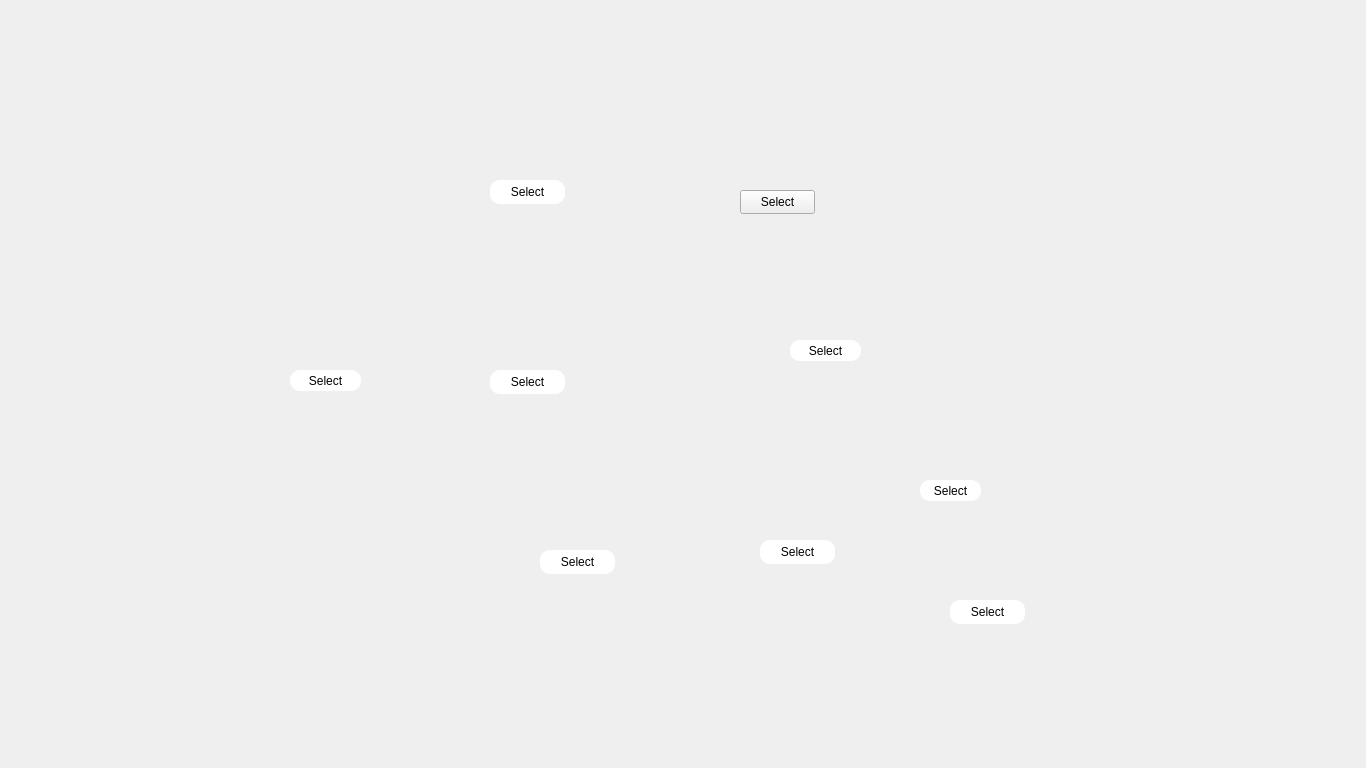
Serban8/Triviador-ModernCpp, file Triviador-ModernCpp/Triviador-client/TwoPlayersMap.ui: the form before one commit.
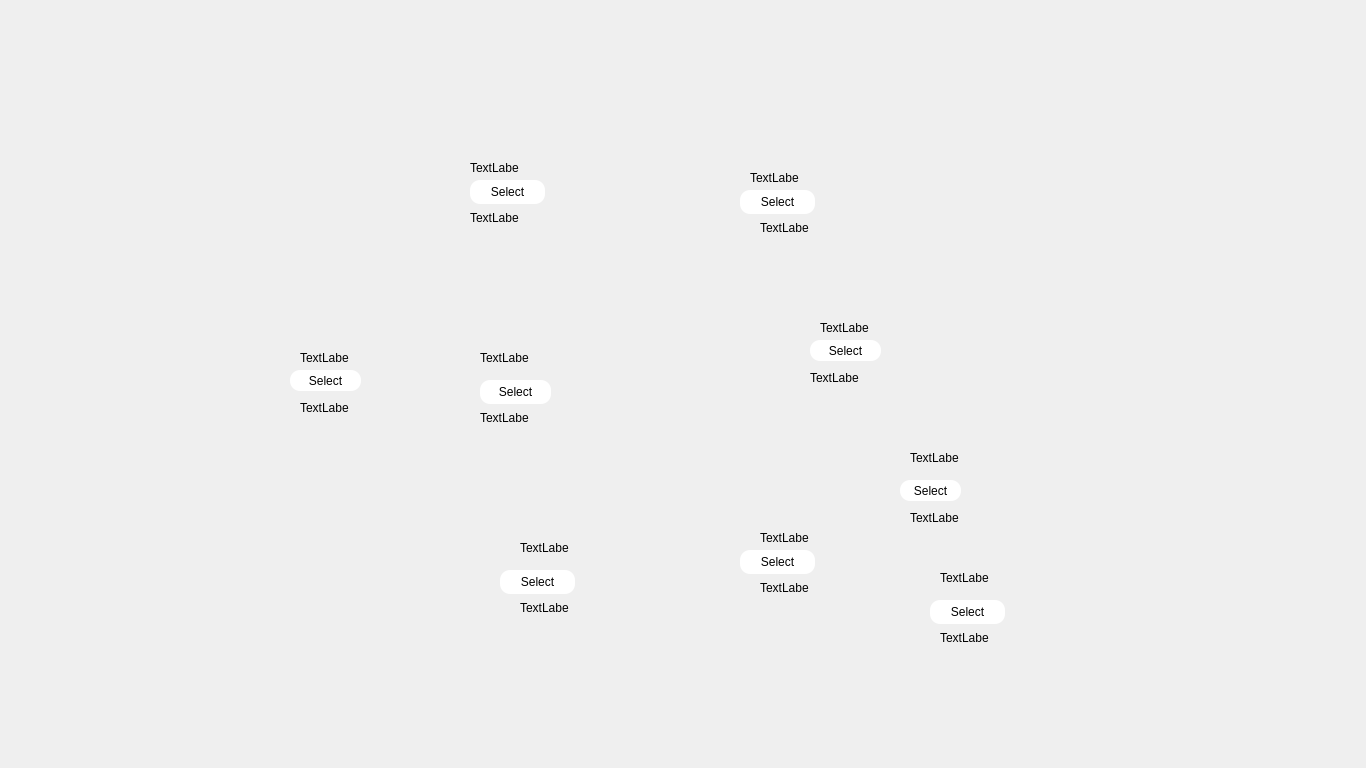
The form after the commit. Icons and pictures are not drawn.

Commit message: Grouped the Regions in groupboxes, together with 2 labels that will show the territory score and owner.

What changed in the file:
```diff
--- a/Triviador-ModernCpp/Triviador-client/TwoPlayersMap.ui
+++ b/Triviador-ModernCpp/Triviador-client/TwoPlayersMap.ui
@@ -33,34 +33,52 @@
 }</string>
   </property>
   <widget class="QWidget" name="centralWidget">
-   <widget class="QPushButton" name="pushButton_Territory1">
+   <widget class="QGroupBox" name="groupBox_Territory2">
     <property name="geometry">
      <rect>
-      <x>490</x>
-      <y>370</y>
-      <width>75</width>
-      <height>24</height>
+      <x>270</x>
+      <y>350</y>
+      <width>120</width>
+      <height>80</height>
      </rect>
     </property>
     <property name="styleSheet">
-     <string notr="true">#pushButton_Territory1{
-
-border-image: white;
-border-radius: 10px;
-background: white;
-
-
-}</string>
+     <string notr="true">border: 0px</string>
     </property>
+    <property name="title">
+     <string/>
+    </property>
+    <widget class="QLabel" name="label">
+     <property name="geometry">
+      <rect>
+       <x>30</x>
+       <y>0</y>
+       <width>49</width>
+       <height>16</height>
+      </rect>
+     </property>
     <property name="text">
-     <string>Select</string>
+      <string>TextLabel</string>
+     </property>
+    </widget>
+    <widget class="QLabel" name="label_2">
+     <property name="geometry">
+      <rect>
+       <x>30</x>
+       <y>50</y>
+       <width>49</width>
+       <height>16</height>
+      </rect>
+     </property>
+     <property name="text">
+      <string>TextLabel</string>
     </property>
    </widget>
    <widget class="QPushButton" name="pushButton_Territory2">
     <property name="geometry">
      <rect>
-      <x>290</x>
-      <y>370</y>
+       <x>20</x>
+       <y>20</y>
       <width>71</width>
       <height>21</height>
      </rect>
@@ -79,11 +97,53 @@
      <string>Select</string>
     </property>
    </widget>
+   </widget>
+   <widget class="QGroupBox" name="groupBox_Territory3">
+    <property name="geometry">
+     <rect>
+      <x>440</x>
+      <y>150</y>
+      <width>120</width>
+      <height>80</height>
+     </rect>
+    </property>
+    <property name="styleSheet">
+     <string notr="true">border: 0px</string>
+    </property>
+    <property name="title">
+     <string/>
+    </property>
+    <widget class="QLabel" name="label_3">
+     <property name="geometry">
+      <rect>
+       <x>30</x>
+       <y>10</y>
+       <width>49</width>
+       <height>16</height>
+      </rect>
+     </property>
+     <property name="text">
+      <string>TextLabel</string>
+     </property>
+    </widget>
+    <widget class="QLabel" name="label_4">
+     <property name="geometry">
+      <rect>
+       <x>30</x>
+       <y>60</y>
+       <width>49</width>
+       <height>16</height>
+      </rect>
+     </property>
+     <property name="text">
+      <string>TextLabel</string>
+     </property>
+    </widget>
    <widget class="QPushButton" name="pushButton_Territory3">
     <property name="geometry">
      <rect>
-      <x>490</x>
-      <y>180</y>
+       <x>30</x>
+       <y>30</y>
       <width>75</width>
       <height>24</height>
      </rect>
@@ -101,87 +161,181 @@
      <string>Select</string>
     </property>
    </widget>
+   </widget>
+   <widget class="QGroupBox" name="groupBox_Territory4">
+    <property name="geometry">
+     <rect>
+      <x>720</x>
+      <y>160</y>
+      <width>120</width>
+      <height>80</height>
+     </rect>
+    </property>
+    <property name="styleSheet">
+     <string notr="true">border: 0px</string>
+    </property>
+    <property name="title">
+     <string/>
+    </property>
+    <widget class="QLabel" name="label_6">
+     <property name="geometry">
+      <rect>
+       <x>40</x>
+       <y>60</y>
+       <width>49</width>
+       <height>16</height>
+      </rect>
+     </property>
+     <property name="text">
+      <string>TextLabel</string>
+     </property>
+    </widget>
+    <widget class="QLabel" name="label_5">
+     <property name="geometry">
+      <rect>
+       <x>30</x>
+       <y>10</y>
+       <width>49</width>
+       <height>16</height>
+      </rect>
+     </property>
+     <property name="text">
+      <string>TextLabel</string>
+     </property>
+    </widget>
    <widget class="QPushButton" name="pushButton_Territory4">
     <property name="geometry">
      <rect>
-      <x>740</x>
-      <y>190</y>
+       <x>20</x>
+       <y>30</y>
       <width>75</width>
       <height>24</height>
      </rect>
     </property>
+     <property name="styleSheet">
+      <string notr="true">#pushButton_Territory4{
+border-image: white;
+border-radius: 10px;
+background: white;
+
+}</string>
+     </property>
     <property name="text">
      <string>Select</string>
     </property>
    </widget>
-   <widget class="QPushButton" name="pushButton_Territory5">
+   </widget>
+   <widget class="QGroupBox" name="groupBox_Territory1">
     <property name="geometry">
      <rect>
-      <x>950</x>
-      <y>600</y>
-      <width>75</width>
-      <height>24</height>
+      <x>450</x>
+      <y>350</y>
+      <width>120</width>
+      <height>80</height>
      </rect>
     </property>
     <property name="styleSheet">
-     <string notr="true">#pushButton_Territory5{
-
-border-image: white;
-border-radius: 10px;
-background: white;
-
-}</string>
+     <string notr="true">border: 0px</string>
     </property>
+    <property name="title">
+     <string/>
+    </property>
+    <widget class="QLabel" name="label_8">
+     <property name="geometry">
+      <rect>
+       <x>30</x>
+       <y>0</y>
+       <width>49</width>
+       <height>16</height>
+      </rect>
+     </property>
     <property name="text">
-     <string>Select</string>
-    </property>
-   </widget>
-   <widget class="QPushButton" name="pushButton_Territory6">
+      <string>TextLabel</string>
+     </property>
+    </widget>
+    <widget class="QLabel" name="label_7">
     <property name="geometry">
      <rect>
-      <x>540</x>
-      <y>550</y>
-      <width>75</width>
+       <x>30</x>
+       <y>60</y>
+       <width>49</width>
+       <height>16</height>
+      </rect>
+     </property>
+     <property name="text">
+      <string>TextLabel</string>
+     </property>
+    </widget>
+    <widget class="QPushButton" name="pushButton_Territory1">
+     <property name="geometry">
+      <rect>
+       <x>30</x>
+       <y>30</y>
+       <width>71</width>
       <height>24</height>
      </rect>
     </property>
     <property name="styleSheet">
-     <string notr="true">#pushButton_Territory6{
+      <string notr="true">#pushButton_Territory1{
+
 border-image: white;
 border-radius: 10px;
 background: white;
 
+
 }</string>
     </property>
     <property name="text">
      <string>Select</string>
     </property>
    </widget>
-   <widget class="QPushButton" name="pushButton_Territory7">
+   </widget>
+   <widget class="QGroupBox" name="groupBox_Territory8">
     <property name="geometry">
      <rect>
-      <x>760</x>
-      <y>540</y>
-      <width>75</width>
-      <height>24</height>
+      <x>780</x>
+      <y>310</y>
+      <width>120</width>
+      <height>80</height>
      </rect>
     </property>
     <property name="styleSheet">
-     <string notr="true">#pushButton_Territory7{
-border-image: white;
-border-radius: 10px;
-background: white;
-}</string>
+     <string notr="true">border: 0px</string>
     </property>
+    <property name="title">
+     <string/>
+    </property>
+    <widget class="QLabel" name="label_10">
+     <property name="geometry">
+      <rect>
+       <x>30</x>
+       <y>60</y>
+       <width>49</width>
+       <height>16</height>
+      </rect>
+     </property>
     <property name="text">
-     <string>Select</string>
+      <string>TextLabel</string>
+     </property>
+    </widget>
+    <widget class="QLabel" name="label_9">
+     <property name="geometry">
+      <rect>
+       <x>40</x>
+       <y>10</y>
+       <width>49</width>
+       <height>16</height>
+      </rect>
+     </property>
+     <property name="text">
+      <string>TextLabel</string>
     </property>
    </widget>
    <widget class="QPushButton" name="pushButton_Territory8">
     <property name="geometry">
      <rect>
-      <x>790</x>
-      <y>340</y>
+       <x>30</x>
+       <y>30</y>
       <width>71</width>
       <height>21</height>
      </rect>
@@ -197,11 +351,178 @@
      <string>Select</string>
     </property>
    </widget>
+   </widget>
+   <widget class="QGroupBox" name="groupBox_Territory7">
+    <property name="geometry">
+     <rect>
+      <x>720</x>
+      <y>520</y>
+      <width>120</width>
+      <height>80</height>
+     </rect>
+    </property>
+    <property name="styleSheet">
+     <string notr="true">border: 0px</string>
+    </property>
+    <property name="title">
+     <string/>
+    </property>
+    <widget class="QLabel" name="label_11">
+     <property name="geometry">
+      <rect>
+       <x>40</x>
+       <y>10</y>
+       <width>49</width>
+       <height>16</height>
+      </rect>
+     </property>
+     <property name="text">
+      <string>TextLabel</string>
+     </property>
+    </widget>
+    <widget class="QLabel" name="label_12">
+     <property name="geometry">
+      <rect>
+       <x>40</x>
+       <y>60</y>
+       <width>49</width>
+       <height>16</height>
+      </rect>
+     </property>
+     <property name="text">
+      <string>TextLabel</string>
+     </property>
+    </widget>
+    <widget class="QPushButton" name="pushButton_Territory7">
+     <property name="geometry">
+      <rect>
+       <x>20</x>
+       <y>30</y>
+       <width>75</width>
+       <height>24</height>
+      </rect>
+     </property>
+     <property name="styleSheet">
+      <string notr="true">#pushButton_Territory7{
+border-image: white;
+border-radius: 10px;
+background: white;
+}</string>
+     </property>
+     <property name="text">
+      <string>Select</string>
+     </property>
+    </widget>
+   </widget>
+   <widget class="QGroupBox" name="groupBox_Territory6">
+    <property name="geometry">
+     <rect>
+      <x>490</x>
+      <y>540</y>
+      <width>120</width>
+      <height>80</height>
+     </rect>
+    </property>
+    <property name="styleSheet">
+     <string notr="true">border: 0px</string>
+    </property>
+    <property name="title">
+     <string/>
+    </property>
+    <widget class="QLabel" name="label_13">
+     <property name="geometry">
+      <rect>
+       <x>30</x>
+       <y>0</y>
+       <width>49</width>
+       <height>16</height>
+      </rect>
+     </property>
+     <property name="text">
+      <string>TextLabel</string>
+     </property>
+    </widget>
+    <widget class="QLabel" name="label_14">
+     <property name="geometry">
+      <rect>
+       <x>30</x>
+       <y>60</y>
+       <width>49</width>
+       <height>16</height>
+      </rect>
+     </property>
+     <property name="text">
+      <string>TextLabel</string>
+     </property>
+    </widget>
+    <widget class="QPushButton" name="pushButton_Territory6">
+     <property name="geometry">
+      <rect>
+       <x>10</x>
+       <y>30</y>
+       <width>75</width>
+       <height>24</height>
+      </rect>
+     </property>
+     <property name="styleSheet">
+      <string notr="true">#pushButton_Territory6{
+border-image: white;
+border-radius: 10px;
+background: white;
+
+}</string>
+     </property>
+     <property name="text">
+      <string>Select</string>
+     </property>
+    </widget>
+   </widget>
+   <widget class="QGroupBox" name="groupBox_Territory9">
+    <property name="geometry">
+     <rect>
+      <x>880</x>
+      <y>450</y>
+      <width>120</width>
+      <height>80</height>
+     </rect>
+    </property>
+    <property name="styleSheet">
+     <string notr="true">border: 0px</string>
+    </property>
+    <property name="title">
+     <string/>
+    </property>
+    <widget class="QLabel" name="label_15">
+     <property name="geometry">
+      <rect>
+       <x>30</x>
+       <y>0</y>
+       <width>49</width>
+       <height>16</height>
+      </rect>
+     </property>
+     <property name="text">
+      <string>TextLabel</string>
+     </property>
+    </widget>
+    <widget class="QLabel" name="label_16">
+     <property name="geometry">
+      <rect>
+       <x>30</x>
+       <y>60</y>
+       <width>49</width>
+       <height>16</height>
+      </rect>
+     </property>
+     <property name="text">
+      <string>TextLabel</string>
+     </property>
+    </widget>
    <widget class="QPushButton" name="pushButton_Territory9">
     <property name="geometry">
      <rect>
-      <x>920</x>
-      <y>480</y>
+       <x>20</x>
+       <y>30</y>
       <width>61</width>
       <height>21</height>
      </rect>
@@ -216,6 +537,71 @@
     <property name="text">
      <string>Select</string>
     </property>
+    </widget>
+   </widget>
+   <widget class="QGroupBox" name="groupBox_Territory5">
+    <property name="geometry">
+     <rect>
+      <x>910</x>
+      <y>570</y>
+      <width>120</width>
+      <height>80</height>
+     </rect>
+    </property>
+    <property name="styleSheet">
+     <string notr="true">border: 0px</string>
+    </property>
+    <property name="title">
+     <string/>
+    </property>
+    <widget class="QLabel" name="label_18">
+     <property name="geometry">
+      <rect>
+       <x>30</x>
+       <y>0</y>
+       <width>49</width>
+       <height>16</height>
+      </rect>
+     </property>
+     <property name="text">
+      <string>TextLabel</string>
+     </property>
+    </widget>
+    <widget class="QLabel" name="label_17">
+     <property name="geometry">
+      <rect>
+       <x>30</x>
+       <y>60</y>
+       <width>49</width>
+       <height>16</height>
+      </rect>
+     </property>
+     <property name="text">
+      <string>TextLabel</string>
+     </property>
+    </widget>
+    <widget class="QPushButton" name="pushButton_Territory5">
+     <property name="geometry">
+      <rect>
+       <x>20</x>
+       <y>30</y>
+       <width>75</width>
+       <height>24</height>
+      </rect>
+     </property>
+     <property name="styleSheet">
+      <string notr="true">#pushButton_Territory5{
+
+border-image: white;
+border-radius: 10px;
+background: white;
+
+}</string>
+     </property>
+     <property name="text">
+      <string>Select</string>
+     </property>
+    </widget>
    </widget>
   </widget>
  </widget>
```
Lines whose indentation alone changed are shown as unchanged. The commit also changes 2 other files.
